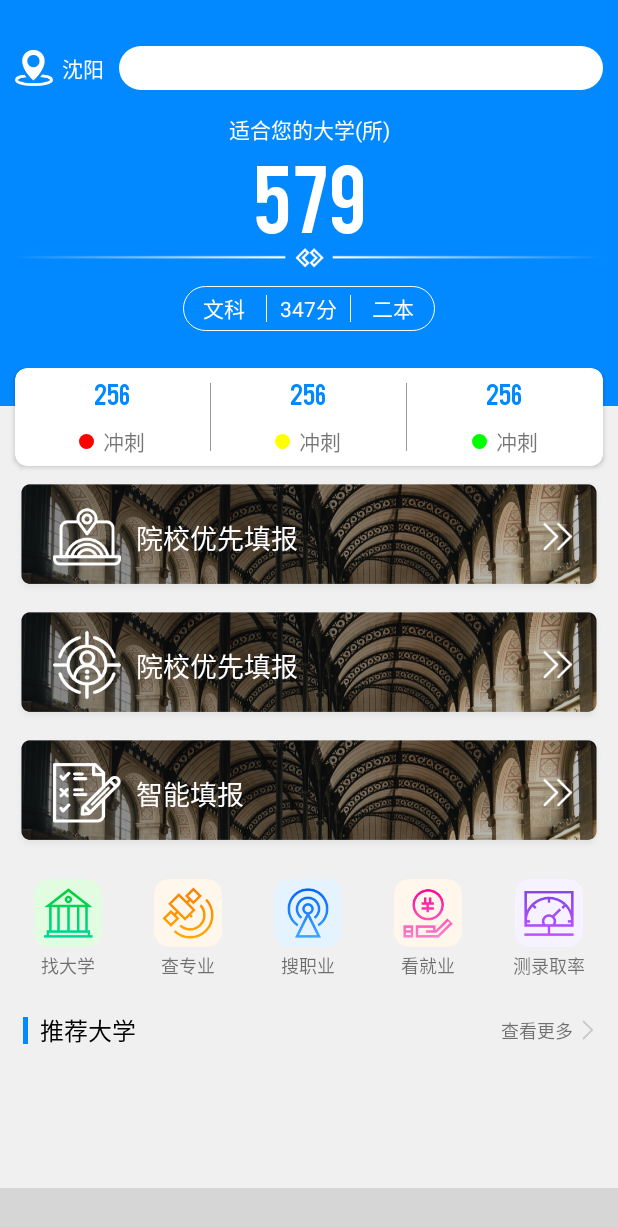
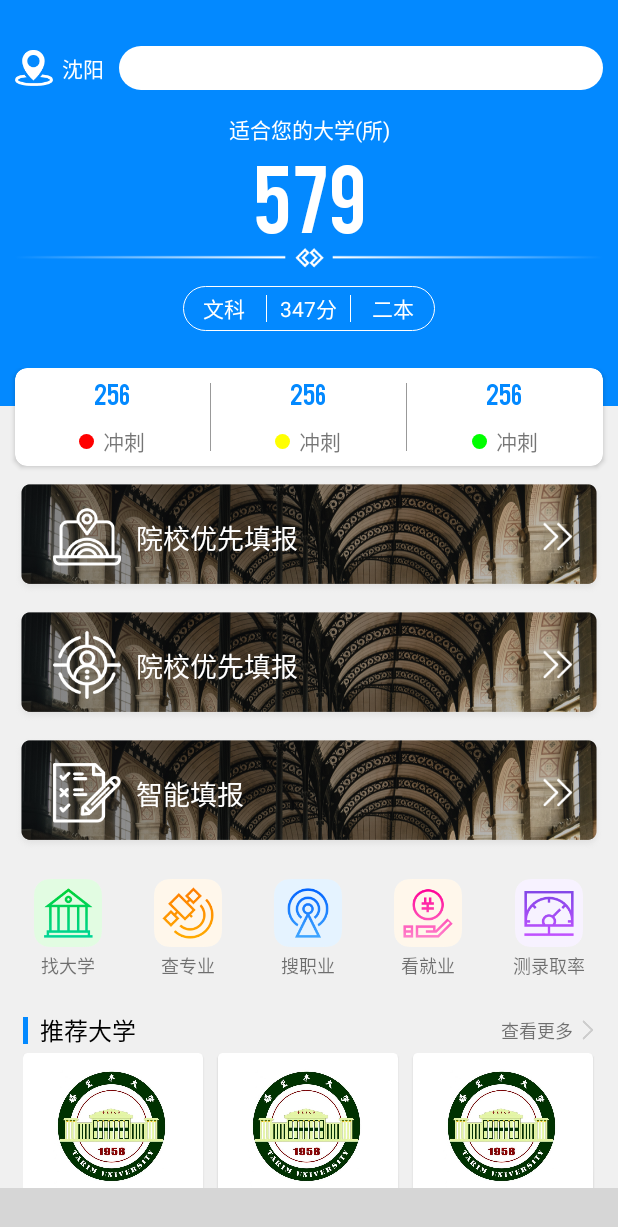
Before and after one commit to zhuzilyy/shine, an Android app: the HomeFragment screen opened directly, with no data from a screen before it, on a phone screen of 412 x 824 dp. Shown: the top 1227 px of the screen. Run offline under Robolectric (Android 15) with nearby library versions, the phone set to English and light mode, and no system bars; our stand-ins replace ButterKnife; libraries missing offline, so code that uses them is left out: com.ashokvarma.bottomnavigation; plain views replace BottomNavigationBar; pictures from the network do not load; Roboto replaces fonts that are not available here; 5 statements that could not run were skipped; grey boxes are pictures that could not be loaded.

Commit message:
辛振宇2018.3.29公司首页布局3

```diff
--- a/app/src/main/AndroidManifest.xml
+++ b/app/src/main/AndroidManifest.xml
@@ -3,6 +3,7 @@
     package="com.qianyi.shine">
     <uses-permission android:name="android.permission.ACCESS_NETWORK_STATE"/>
     <uses-permission android:name="android.permission.ACCESS_WIFI_STATE"/>
+    <uses-permission android:name="android.permission.INTERNET"/>
 
     <application
         android:allowBackup="true"
--- /dev/null
+++ b/app/src/main/java/com/qianyi/shine/api/apiHome.java
@@ -0,0 +1,37 @@
+package com.qianyi.shine.api;
+
+import com.qianyi.shine.callbcak.RequestCallBack;
+import com.qianyi.shine.utils.OkHttpManager;
+
+import java.util.HashMap;
+import java.util.Map;
+
+/**
+ * Created by Administrator on 2018/3/29.
+ */
+
+public class apiHome {
+    /**
+     * 首页刷新
+     * @param url
+     * @param page
+     * @param callback
+     */
+    public static void refresh(String url,int page, RequestCallBack<String> callback){
+        Map<String,String> params=new HashMap<>();
+        params.put("page",page+"");
+        OkHttpManager.getInstance().postRequest(url,params,callback);
+    }
+
+    /**
+     * 首页加载更多
+     * @param url
+     * @param page
+     * @param callback
+     */
+    public static void loadMore(String url,int page, RequestCallBack<String> callback){
+        Map<String,String> params=new HashMap<>();
+        params.put("page",page+"");
+        OkHttpManager.getInstance().postRequest(url,params,callback);
+    }
+}
--- a/app/src/main/java/com/qianyi/shine/fragment/HomeFragment.java
+++ b/app/src/main/java/com/qianyi/shine/fragment/HomeFragment.java
@@ -8,6 +8,7 @@ import android.support.v4.widget.SwipeRefreshLayout;
 import android.support.v7.widget.GridLayoutManager;
 import android.support.v7.widget.LinearLayoutManager;
 import android.support.v7.widget.RecyclerView;
+import android.util.Log;
 import android.view.LayoutInflater;
 import android.view.View;
 import android.view.ViewGroup;
@@ -17,79 +18,30 @@ import android.widget.Toast;
 import com.chad.library.adapter.base.BaseQuickAdapter;
 import com.chad.library.adapter.base.listener.OnItemClickListener;
 import com.qianyi.shine.R;
+import com.qianyi.shine.api.apiHome;
 import com.qianyi.shine.base.BaseFragment;
 import com.qianyi.shine.data.DataServer;
+import com.qianyi.shine.fragment.adapter.GridAdapter;
 import com.qianyi.shine.fragment.adapter.PullToRefreshAdapter;
+import com.qianyi.shine.fragment.entity.CollegeEntity;
 import com.qianyi.shine.fragment.entity.Status;
+import com.qianyi.shine.fragment.entity.TestEntity;
 import com.qianyi.shine.loadmore.CustomLoadMoreView;
 import com.qianyi.shine.utils.ToastUtils;
 
+import java.util.ArrayList;
 import java.util.List;
 
 import butterknife.BindView;
 import butterknife.ButterKnife;
+import okhttp3.Call;
+import okhttp3.Response;
 
 
 /**
  * Created by NEUNB on 2018/3/19.
  */
 
-interface RequestCallBack {
-    void success(List<Status> data);
-
-    void fail(Exception e);
-}
-
-class Request extends Thread {
-    private static final int PAGE_SIZE = 6;
-    private int mPage;
-    private RequestCallBack mCallBack;
-    private Handler mHandler;
-
-    private static boolean mFirstPageNoMore;
-    private static boolean mFirstError = true;
-
-    public Request(int page, RequestCallBack callBack) {
-        mPage = page;
-        mCallBack = callBack;
-        mHandler = new Handler(Looper.getMainLooper());
-    }
-    @Override
-    public void run() {
-        try {Thread.sleep(500);} catch (InterruptedException e) {}
-
-        if (mPage == 2 && mFirstError) {
-            mFirstError = false;
-            mHandler.post(new Runnable() {
-                @Override
-                public void run() {
-                    mCallBack.fail(new RuntimeException("fail"));
-                }
-            });
-        } else {
-            int size = PAGE_SIZE;
-            if (mPage == 1) {
-                if (mFirstPageNoMore) {
-                    size = 1;
-                }
-                mFirstPageNoMore = !mFirstPageNoMore;
-                if (!mFirstError) {
-                    mFirstError = true;
-                }
-            } else if (mPage == 4) {
-                size = 1;
-            }
-
-            final int dataSize = size;
-            mHandler.post(new Runnable() {
-                @Override
-                public void run() {
-                    mCallBack.success(DataServer.getSampleData(dataSize));
-                }
-            });
-        }
-    }
-}
 
 
 public class HomeFragment extends BaseFragment {
@@ -102,6 +54,10 @@ public class HomeFragment extends BaseFragment {
     private int mNextRequestPage = 1;
     private static final int PAGE_SIZE = 6;
     private RecyclerView main_headRv;
+    List<TestEntity> testEntities;
+    private GridAdapter CollegeAdapter;
+    private List<CollegeEntity> listCollege=new ArrayList<>();
+
     @Override
     protected View getResLayout(LayoutInflater inflater, ViewGroup container) {
         view_home=inflater.inflate(R.layout.fragment_home,null);
@@ -126,6 +82,27 @@ public class HomeFragment extends BaseFragment {
 
     @Override
     protected void initData() {
+        testEntities=new ArrayList<>();
+        testEntities.add(new TestEntity(R.mipmap.toutiao,"福克斯的回复回复康师傅ISO花花覅会滴啊上花覅胡覅武器哈佛付款后覅if刚切完就看你看了 一和覅偶"));
+        testEntities.add(new TestEntity(R.mipmap.tou2,"佛菩萨的反馈ljkfosj jfoisjefoskjfpos 一和覅偶"));
+        testEntities.add(new TestEntity(R.mipmap.tou3,"FJSKLJFOFJOWIJOIJFOJFLSJFOSEJFOSJDLFOSFUOWEJOF JFOWJFOWJFOJHFKSHFIUHFIOWEHJO"));
+        testEntities.add(new TestEntity(R.mipmap.toutiao,"福克斯的回复回复康师傅ISO花花覅会滴啊上花覅胡覅武器哈佛付款后覅if刚切完就看你看了 一和覅偶"));
+        testEntities.add(new TestEntity(R.mipmap.tou2,"佛菩萨的反馈ljkfosj jfoisjefoskjfpos 一和覅偶"));
+        testEntities.add(new TestEntity(R.mipmap.tou3,"FJSKLJFOFJOWIJOIJFOJFLSJFOSEJFOSJDLFOSFUOWEJOF JFOWJFOWJFOJHFKSHFIUHFIOWEHJO"));
+        testEntities.add(new TestEntity(R.mipmap.toutiao,"福克斯的回复回复康师傅ISO花花覅会滴啊上花覅胡覅武器哈佛付款后覅if刚切完就看你看了 一和覅偶"));
+        testEntities.add(new TestEntity(R.mipmap.tou2,"佛菩萨的反馈ljkfosj jfoisjefoskjfpos 一和覅偶"));
+        testEntities.add(new TestEntity(R.mipmap.tou3,"FJSKLJFOFJOWIJOIJFOJFLSJFOSEJFOSJDLFOSFUOWEJOF JFOWJFOWJFOJHFKSHFIUHFIOWEHJO"));
+        //***************
+        listCollege.add(new CollegeEntity(R.mipmap.college_logo01,"","北京大学","北京市/综合/211"));
+        listCollege.add(new CollegeEntity(R.mipmap.college_logo02,"","清华大学","北京市/综合/211"));
+        listCollege.add(new CollegeEntity(R.mipmap.college_logo01,"","西京大学","北京市/综合/211"));
+        listCollege.add(new CollegeEntity(R.mipmap.college_logo02,"","东北农业大学","北京市/综合/211"));
+        listCollege.add(new CollegeEntity(R.mipmap.college_logo02,"","齐齐哈尔大学","北京市/综合/211"));
+        listCollege.add(new CollegeEntity(R.mipmap.college_logo01,"","西北农林大学","北京市/综合/211"));
+        listCollege.add(new CollegeEntity(R.mipmap.college_logo02,"","长春大学","北京市/综合/211"));
+        listCollege.add(new CollegeEntity(R.mipmap.college_logo01,"","吉林动画学院","北京市/综合/211"));
+
+
 
     }
 
@@ -139,7 +116,6 @@ public class HomeFragment extends BaseFragment {
             @Override
             public void onLoadMoreRequested() {
                 loadMore();
-
             }
         });
         mAdapter.openLoadAnimation(BaseQuickAdapter.SLIDEIN_LEFT);
@@ -152,6 +128,11 @@ public class HomeFragment extends BaseFragment {
                 Toast.makeText(getActivity(), Integer.toString(position), Toast.LENGTH_LONG).show();
             }
         });
+        /**
+         * 推荐大学适配器
+         */
+        CollegeAdapter=new GridAdapter(getActivity(),listCollege);
+
     }
     private void addHeadView() {
 
@@ -166,8 +147,24 @@ public class HomeFragment extends BaseFragment {
         count3.setTypeface(typeface1);
         count4.setTypeface(typeface1);
         //大学推荐[横向滑动的recyclerView]
-//        main_headRv= headView.findViewById(R.id.main_headRv);
-//        main_headRv.setLayoutManager(new GridLayoutManager(getActivity(),1,GridLayoutManager.HORIZONTAL,false));
+        main_headRv= headView.findViewById(R.id.main_headRv);
+        GridLayoutManager gridLayoutManager=new GridLayoutManager(getActivity(),1,GridLayoutManager.HORIZONTAL,false);
+        main_headRv.setFocusable(false);
+        main_headRv.setLayoutManager(gridLayoutManager);
+        main_headRv.setAdapter(CollegeAdapter);
+        //推荐大学点击事件
+        CollegeAdapter.setOnItemClickListener(new GridAdapter.OnRecyclerViewItemClickListener() {
+            @Override
+            public void onItemClick(View view) {
+
+
+            }
+
+            @Override
+            public void onItemLongClick(View view) {
+
+            }
+        });
 
 //        headView.setOnClickListener(new View.OnClickListener() {
 //            @Override
@@ -188,7 +185,6 @@ public class HomeFragment extends BaseFragment {
             @Override
             public void onRefresh() {
                refresh();
-
             }
         });
     }
@@ -196,37 +192,64 @@ public class HomeFragment extends BaseFragment {
     private void refresh() {
         mNextRequestPage = 1;
         mAdapter.setEnableLoadMore(false);//这里的作用是防止下拉刷新的时候还可以上拉加载
-        new Request(mNextRequestPage, new RequestCallBack() {
+        apiHome.refresh("http://www.baidu.com", mNextRequestPage, new com.qianyi.shine.callbcak.RequestCallBack<String>() {
             @Override
-            public void success(List<Status> data) {
-                setData(true, data);
+            public void onSuccess(Call call, Response response, String s) {
+                Log.i("ppp","131"+s);
+                getActivity().runOnUiThread(new Runnable() {
+                    @Override
+                    public void run() {
+                        setData(true,testEntities);
                         mAdapter.setEnableLoadMore(true);
                         mSwipeRefreshLayout.setRefreshing(false);
                     }
+                });
+            }
 
             @Override
-            public void fail(Exception e) {
-                Toast.makeText(getActivity(), "网络错误", Toast.LENGTH_LONG).show();
+            public void onEror(Call call, int statusCode, Exception e) {
+                Log.i("ppp","132"+e);
+                getActivity().runOnUiThread(new Runnable() {
+                    @Override
+                    public void run() {
+                        setData(true,testEntities);
                         mAdapter.setEnableLoadMore(true);
                         mSwipeRefreshLayout.setRefreshing(false);
-                mAdapter.notifyDataSetChanged();
                     }
-        }).start();
+                });
+
+
+            }
+        });
+
     }
     //加载
     private void loadMore() {
-        new Request(mNextRequestPage, new RequestCallBack() {
+
+        apiHome.loadMore("http://www.baidu.com", mNextRequestPage, new com.qianyi.shine.callbcak.RequestCallBack<String>() {
             @Override
-            public void success(List<Status> data) {
-                setData(false, data);
+            public void onSuccess(Call call, Response response, String s) {
+                getActivity().runOnUiThread(new Runnable() {
+                    @Override
+                    public void run() {
+                        setData(false, testEntities);
+                    }
+                });
+
             }
 
             @Override
-            public void fail(Exception e) {
+            public void onEror(Call call, int statusCode, Exception e) {
+                getActivity().runOnUiThread(new Runnable() {
+                    @Override
+                    public void run() {
                         mAdapter.loadMoreFail();
                         Toast.makeText(getActivity(), "网络错误", Toast.LENGTH_LONG).show();
                     }
-        }).start();
+                });
+
+            }
+        });
     }
 
     private void setData(boolean isRefresh, List data) {
@@ -242,7 +265,7 @@ public class HomeFragment extends BaseFragment {
         if (size < PAGE_SIZE) {
             //第一页如果不够一页就不显示没有更多数据布局
             mAdapter.loadMoreEnd(isRefresh);
-            Toast.makeText(mActivity, "第一页如果不够一页就不显示没有更多数据布局", Toast.LENGTH_SHORT).show();
+            Toast.makeText(getActivity(), "第一页如果不够一页就不显示没有更多数据布局", Toast.LENGTH_SHORT).show();
         } else {
             mAdapter.loadMoreComplete();
         }
--- /dev/null
+++ b/app/src/main/java/com/qianyi/shine/fragment/adapter/GridAdapter.java
@@ -0,0 +1,115 @@
+package com.qianyi.shine.fragment.adapter;
+
+import android.content.Context;
+import android.support.v7.widget.RecyclerView;
+import android.text.TextUtils;
+import android.view.LayoutInflater;
+import android.view.View;
+import android.view.ViewGroup;
+import android.widget.ImageView;
+import android.widget.TextView;
+
+import com.qianyi.shine.R;
+import com.qianyi.shine.fragment.entity.CollegeEntity;
+
+import java.util.List;
+
+/**
+ * Created by Administrator on 2018/3/29.
+ */
+
+public class GridAdapter extends RecyclerView.Adapter<RecyclerView.ViewHolder> implements View.OnClickListener, View.OnLongClickListener {
+
+    private Context mContext;
+    private List<CollegeEntity> datas;//数据
+
+    //自定义监听事件
+    public static interface OnRecyclerViewItemClickListener {
+        void onItemClick(View view,int position);
+
+        void onItemLongClick(View view,int position);
+    }
+
+    private OnRecyclerViewItemClickListener mOnItemClickListener = null;
+
+    public void setOnItemClickListener(OnRecyclerViewItemClickListener listener) {
+        mOnItemClickListener = listener;
+    }
+
+    //适配器初始化
+    public GridAdapter(Context context, List<CollegeEntity> datas) {
+        mContext = context;
+        this.datas = datas;
+    }
+
+    @Override
+    public int getItemViewType(int position) {
+        //判断item类别，是图还是显示页数（图片有URL）
+        if (!TextUtils.isEmpty(datas.get(position).getCollegeName())) {
+            return 0;
+        } else {
+            return 1;
+        }
+    }
+
+    @Override
+    public RecyclerView.ViewHolder onCreateViewHolder(ViewGroup parent, int viewType) {
+        //根据item类别加载不同ViewHolder
+        if (viewType == 0) {
+            View view = LayoutInflater.from(mContext
+            ).inflate(R.layout.grid_collegeentity_item, parent,
+                    false);//这个布局就是一个imageview用来显示图片
+            MyViewHolder holder = new MyViewHolder(view);
+
+            //给布局设置点击和长点击监听
+            view.setOnClickListener(this);
+            view.setOnLongClickListener(this);
+
+            return holder;
+        }
+        return null;
+    }
+
+    @Override
+    public void onBindViewHolder(RecyclerView.ViewHolder holder, int position) {
+        //将数据与item视图进行绑定，如果是MyViewHolder就加载网络图片，如果是MyViewHolder2就显示页数
+        if (holder instanceof MyViewHolder) {
+
+           // Picasso.with(mContext).load(datas.get(position).getUrl()).into(((MyViewHolder) holder).iv);//加载网络图片
+        }
+
+    }
+
+    @Override
+    public int getItemCount() {
+        return datas.size();//获取数据的个数
+    }
+
+    //点击事件回调
+    @Override
+    public void onClick(View v) {
+        if (mOnItemClickListener != null) {
+            mOnItemClickListener.onItemClick(v,0);
+        }
+    }
+
+    @Override
+    public boolean onLongClick(View v) {
+        if (mOnItemClickListener != null) {
+            mOnItemClickListener.onItemLongClick(v,0);
+        }
+        return false;
+    }
+
+    //自定义ViewHolder，用于加载图片
+    class MyViewHolder extends RecyclerView.ViewHolder {
+        private ImageView iv;
+
+        public MyViewHolder(View view) {
+            super(view);
+            iv = view.findViewById(R.id.collegeImg);
+        }
+    }
+
+
+}
--- a/app/src/main/java/com/qianyi/shine/fragment/adapter/PullToRefreshAdapter.java
+++ b/app/src/main/java/com/qianyi/shine/fragment/adapter/PullToRefreshAdapter.java
@@ -12,6 +12,7 @@ import com.chad.library.adapter.base.BaseQuickAdapter;
 import com.chad.library.adapter.base.BaseViewHolder;
 import com.qianyi.shine.R;
 import com.qianyi.shine.fragment.entity.Status;
+import com.qianyi.shine.fragment.entity.TestEntity;
 import com.qianyi.shine.utils.SpannableStringUtils;
 import com.qianyi.shine.utils.ToastUtils;
 
@@ -23,13 +24,18 @@ import com.qianyi.shine.utils.ToastUtils;
  * 修改时间：
  * 修改备注：
  */
-public class PullToRefreshAdapter extends BaseQuickAdapter<Status, BaseViewHolder> {
+public class PullToRefreshAdapter extends BaseQuickAdapter<TestEntity, BaseViewHolder> {
     public PullToRefreshAdapter() {
         super( R.layout.layout_toutiao, null);
     }
 
     @Override
-    protected void convert(BaseViewHolder helper, Status item) {
+    protected void convert(BaseViewHolder helper, TestEntity item) {
+
+            helper.setImageResource(R.id.item_img,item.getImg());
+            helper.setText(R.id.item_desc,item.getDes());
+
+
 //        Toast.makeText(mContext, helper.getLayoutPosition()+"", Toast.LENGTH_SHORT).show();
 //        Log.i("ppp",item+"");
 //        helper.setImageResource(R.id.img,R.mipmap.animation_img1);
--- /dev/null
+++ b/app/src/main/java/com/qianyi/shine/fragment/entity/CollegeEntity.java
@@ -0,0 +1,52 @@
+package com.qianyi.shine.fragment.entity;
+
+/**
+ * Created by Administrator on 2018/3/29.
+ */
+
+public class CollegeEntity {
+    private int collegeImg;
+    private String collegeUrl;
+    private String collegeName;
+    private String collegeDes;
+
+    public int getCollegeImg() {
+        return collegeImg;
+    }
+
+    public void setCollegeImg(int collegeImg) {
+        this.collegeImg = collegeImg;
+    }
+
+    public String getCollegeUrl() {
+        return collegeUrl;
+    }
+
+    public void setCollegeUrl(String collegeUrl) {
+        this.collegeUrl = collegeUrl;
+    }
+
+    public String getCollegeName() {
+        return collegeName;
+    }
+
+    public void setCollegeName(String collegeName) {
+        this.collegeName = collegeName;
+    }
+
+    public String getCollegeDes() {
+        return collegeDes;
+    }
+
+    public void setCollegeDes(String collegeDes) {
+        this.collegeDes = collegeDes;
+    }
+
+    public CollegeEntity(int collegeImg, String collegeUrl, String collegeName, String collegeDes) {
+
+        this.collegeImg = collegeImg;
+        this.collegeUrl = collegeUrl;
+        this.collegeName = collegeName;
+        this.collegeDes = collegeDes;
+    }
+}
--- /dev/null
+++ b/app/src/main/res/layout/grid_collegeentity_item.xml
@@ -0,0 +1,42 @@
+<?xml version="1.0" encoding="utf-8"?>
+<android.support.v7.widget.CardView xmlns:android="http://schemas.android.com/apk/res/android"
+    xmlns:app="http://schemas.android.com/apk/res-auto"
+    android:layout_width="wrap_content"
+    android:layout_height="wrap_content"
+    android:layout_marginRight="@dimen/dp_10"
+    app:cardBackgroundColor="@color/white"
+    app:cardCornerRadius="@dimen/dp_3"
+    app:cardElevation="@dimen/dp_1">
+
+
+    <LinearLayout
+        android:layout_width="120dp"
+        android:layout_height="wrap_content"
+        android:gravity="center"
+        android:orientation="vertical"
+        android:padding="@dimen/dp_10">
+
+        <ImageView
+            android:id="@+id/collegeImg"
+            android:layout_width="80dp"
+            android:layout_height="80dp"
+            android:src="@mipmap/college_logo01" />
+
+        <TextView
+            android:layout_width="wrap_content"
+            android:layout_height="wrap_content"
+            android:layout_marginTop="@dimen/dp_3"
+            android:text="塔里木大学"
+            android:textColor="@color/black"
+            android:textSize="14sp" />
+
+        <TextView
+            android:layout_width="wrap_content"
+            android:layout_height="wrap_content"
+            android:layout_marginTop="@dimen/dp_3"
+            android:text="新疆/工科/211"
+            android:textColor="@color/gray"
+            android:textSize="14sp" />
+
+    </LinearLayout>
+</android.support.v7.widget.CardView>
--- a/app/src/main/res/layout/head_view.xml
+++ b/app/src/main/res/layout/head_view.xml
@@ -573,7 +573,7 @@
         android:layout_width="match_parent"
         android:layout_marginLeft="@dimen/dp_15"
         android:layout_marginRight="@dimen/dp_10"
-        android:layout_height="85dp" />
+        android:layout_height="wrap_content" />
     <!--高考头条标题-->
     <RelativeLayout
         android:id="@+id/main_gaokao_title"
--- a/app/src/main/res/layout/layout_toutiao.xml
+++ b/app/src/main/res/layout/layout_toutiao.xml
@@ -20,6 +20,7 @@
         android:orientation="horizontal"
         >
         <ImageView
+            android:id="@+id/item_img"
             android:layout_width="0dp"
             android:layout_height="match_parent"
             android:layout_weight="1.2"
@@ -37,6 +38,7 @@
             android:layout_weight="2.5"
             >
             <TextView
+                android:id="@+id/item_desc"
                 android:layout_width="match_parent"
                 android:layout_height="0dp"
                 android:text="冯老师金佛老司机佛房间搜集佛富哦维护费发hiwe符合废旧塑料废旧塑料金服说了放假佛为覅飞蛾未激活"
```
Also changed, not shown: app/src/main/java/com/qianyi/shine/fragment/entity/TestEntity.java (added, +32 -0 lines), app/src/main/res/mipmap-hdpi/college_logo01.jpg (added), app/src/main/res/mipmap-hdpi/college_logo02.jpg (added), app/src/main/res/mipmap-hdpi/tou2.jpg (added), app/src/main/res/mipmap-hdpi/tou3.jpg (added). Lines whose indentation alone changed are shown as unchanged.
